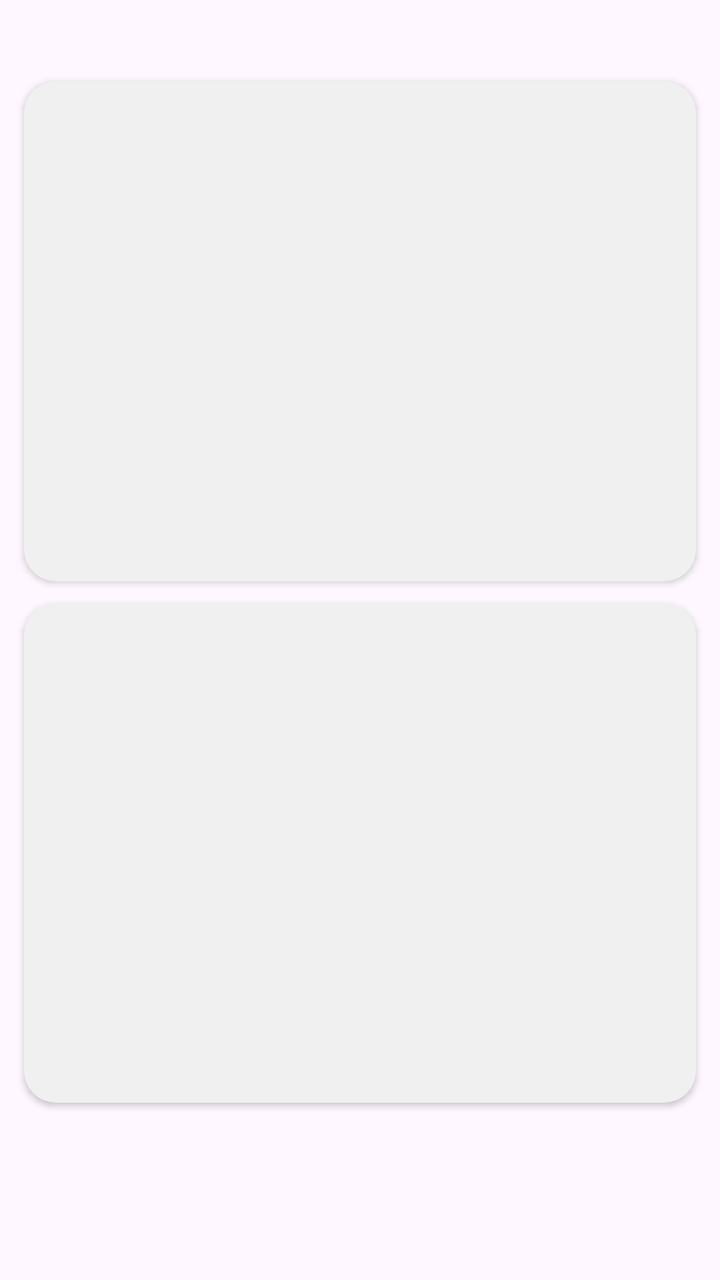
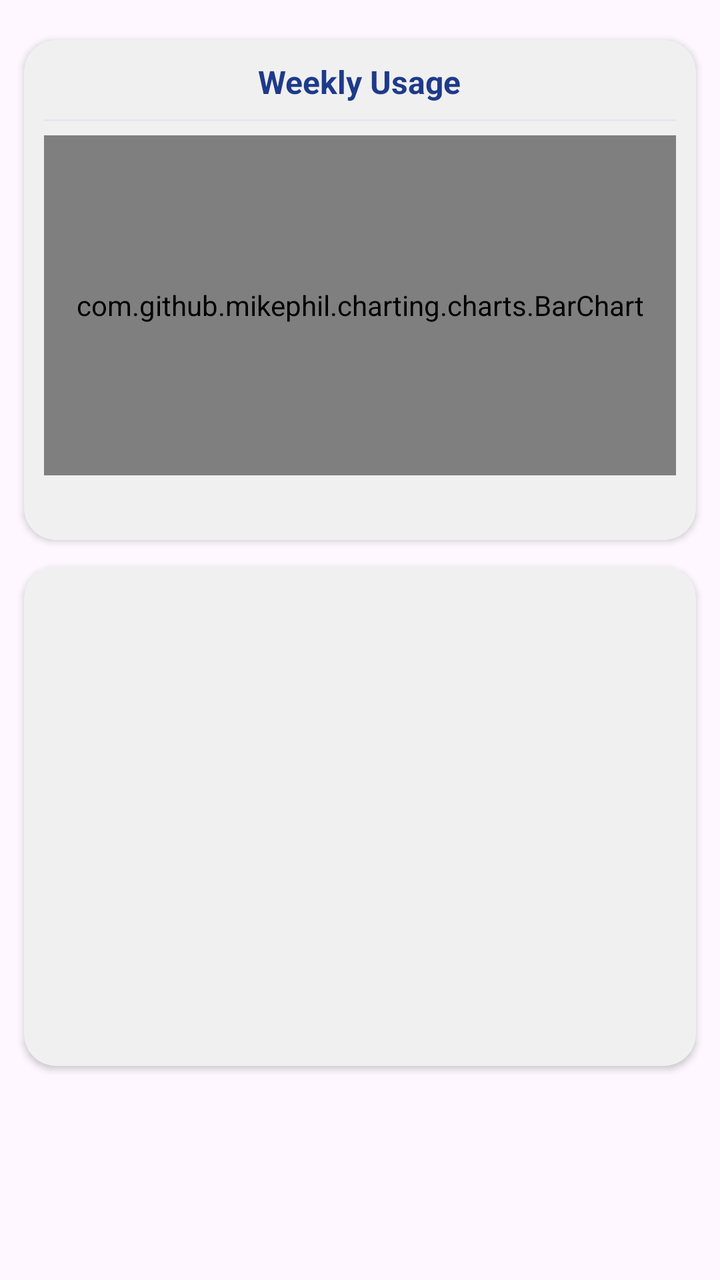

Before-and-after screenshots of an Android layout around one commit, followed by the original layout XML and the change that was made.
<!-- AndroidManifest.xml: application theme Theme.ApplicationLayerSoftwareFrameworkforSolarPoweredIoTSystems -->
<!-- res/layout/fragment_weekly_usage.xml -->
<?xml version="1.0" encoding="utf-8"?>
<FrameLayout xmlns:android="http://schemas.android.com/apk/res/android"
    xmlns:app="http://schemas.android.com/apk/res-auto"
    xmlns:tools="http://schemas.android.com/tools"
    android:layout_width="match_parent"
    android:layout_height="match_parent"
    tools:context=".weekly_usage">

    <androidx.core.widget.NestedScrollView
        android:layout_width="match_parent"
        android:layout_height="match_parent"
        android:fillViewport="true">


        <androidx.constraintlayout.widget.ConstraintLayout
            android:layout_width="match_parent"
            android:layout_height="match_parent">


            <androidx.cardview.widget.CardView
                android:id="@+id/cardView2"
                android:layout_width="match_parent"
                android:layout_height="250dp"
                android:layout_marginStart="12dp"
                android:layout_marginEnd="12dp"
                android:elevation="4dp"
                app:cardBackgroundColor="#F0F0F0"
                app:cardCornerRadius="16dp"
                app:layout_constraintBottom_toBottomOf="parent"
                app:layout_constraintEnd_toEndOf="parent"
                app:layout_constraintHorizontal_bias="1.0"
                app:layout_constraintStart_toStartOf="parent"
                app:layout_constraintTop_toTopOf="parent"
                app:layout_constraintVertical_bias="0.104">


            </androidx.cardview.widget.CardView>

            <androidx.cardview.widget.CardView
                android:layout_width="match_parent"
                android:layout_height="250dp"
                android:layout_marginStart="12dp"
                android:layout_marginEnd="12dp"
                android:elevation="4dp"
                app:cardBackgroundColor="#F0F0F0"
                app:cardCornerRadius="16dp"
                app:layout_constraintBottom_toBottomOf="parent"
                app:layout_constraintStart_toStartOf="parent"
                app:layout_constraintTop_toBottomOf="@+id/cardView2"
                app:layout_constraintVertical_bias="0.108">


            </androidx.cardview.widget.CardView>


        </androidx.constraintlayout.widget.ConstraintLayout>




    </androidx.core.widget.NestedScrollView>




</FrameLayout>
<!-- resources referenced by this layout -->
<resources>
  <style name="Theme.ApplicationLayerSoftwareFrameworkforSolarPoweredIoTSystems" parent="Base.Theme.ApplicationLayerSoftwareFrameworkforSolarPoweredIoTSystems" />
  <style name="Base.Theme.ApplicationLayerSoftwareFrameworkforSolarPoweredIoTSystems" parent="Theme.Material3.DayNight.NoActionBar">
          
          
      </style>
</resources>

<!-- the commit's change to res/layout/fragment_weekly_usage.xml (unified diff, before → after) -->
@@ -31,7 +31,59 @@
                 app:layout_constraintHorizontal_bias="1.0"
                 app:layout_constraintStart_toStartOf="parent"
                 app:layout_constraintTop_toTopOf="parent"
-                app:layout_constraintVertical_bias="0.104">
+                app:layout_constraintVertical_bias="0.051">
+
+                <LinearLayout
+                    android:layout_width="match_parent"
+                    android:layout_height="match_parent"
+                    android:orientation="vertical"
+                    android:padding="10dp"
+                    android:paddingTop="10dp">
+
+                    <TextView
+                        android:layout_width="wrap_content"
+                        android:layout_height="wrap_content"
+                        android:layout_gravity="center"
+                        android:textColor="#1E3A8A"
+                        android:textStyle="bold"
+                        android:text="@string/weekly_usage_heading"
+                        android:textSize="16sp" />
+
+                    <View
+                        android:layout_width="match_parent"
+                        android:layout_height="1dp"
+                        android:layout_marginTop="8dp"
+                        android:layout_marginBottom="1dp"
+                        android:background="#E2E8F0" />
+
+
+                    <FrameLayout
+                        android:layout_width="match_parent"
+                        android:layout_height="170dp"
+                        android:layout_marginTop="6dp"
+                        android:layout_gravity="center">
+
+                        <com.github.mikephil.charting.charts.BarChart
+                            android:id="@+id/weeklyUsageChart"
+                            android:layout_width="match_parent"
+                            android:layout_height="match_parent" />
+                    </FrameLayout>
+
+                    <TextView
+                        android:id="@+id/weekly_usage_peak"
+                        android:layout_width="wrap_content"
+                        android:layout_height="wrap_content"
+                        android:layout_marginStart="16dp"
+                        android:layout_marginTop="5dp"
+                        android:textSize="12sp"
+                        android:textStyle="bold"
+                        android:textColor="#1E3A8A"
+                        android:layout_gravity="bottom"/>
+
+
+                </LinearLayout>
+
+
 
 
             </androidx.cardview.widget.CardView>
<!-- resource entries referenced after the edit -->
@@ -1,5 +1,6 @@
 <!-- resources referenced by this layout -->
 <resources>
+  <string name="weekly_usage_heading">Weekly Usage</string>
   <style name="Theme.ApplicationLayerSoftwareFrameworkforSolarPoweredIoTSystems" parent="Base.Theme.ApplicationLayerSoftwareFrameworkforSolarPoweredIoTSystems" />
   <style name="Base.Theme.ApplicationLayerSoftwareFrameworkforSolarPoweredIoTSystems" parent="Theme.Material3.DayNight.NoActionBar">
           
